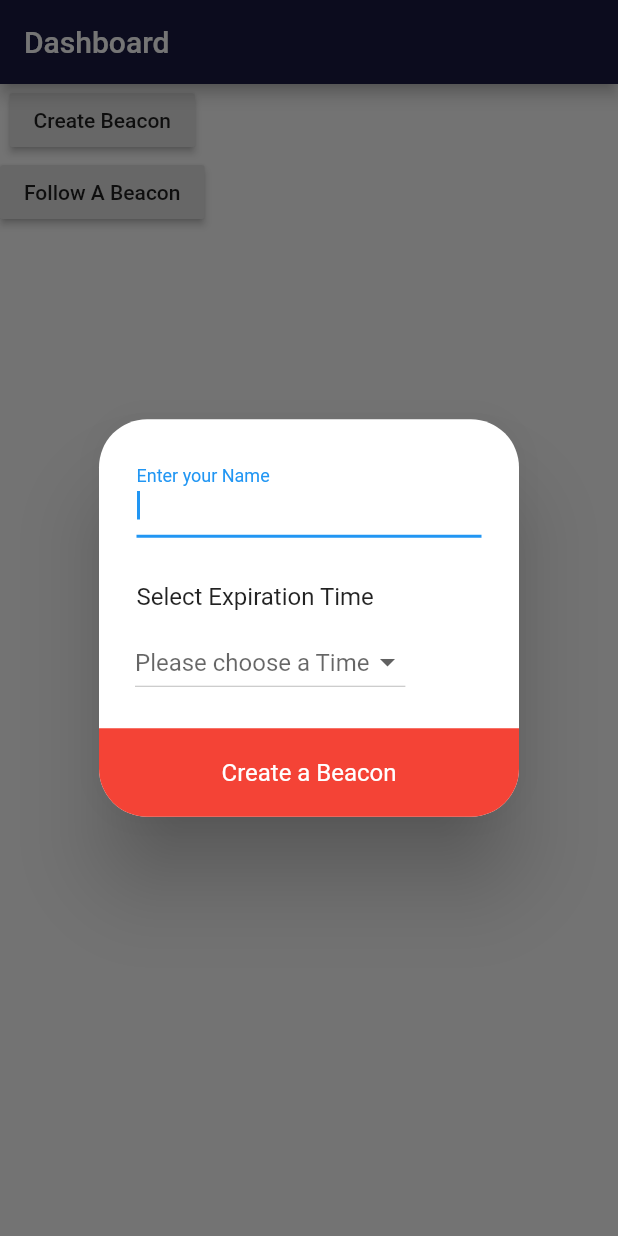
After one commit to sharmajsr/Beacon-Flutter-App, a Flutter app: the screen it shows after launch, after a tap on "Create Beacon", on a phone screen of 412 x 824 dp. The commit adds this screen. Run offline on Flutter 3.47's test engine with Material 2 defaults, Android fonts, the phone set to English and light mode, and no system bars; our stand-ins replace cloud_firestore, firebase_auth, firebase_database, flutter_screenutil, flutter_time_picker_spinner, google_maps_flutter and 6 more; accounts and stored records are empty.

Commit message:
1. Dashboard changed 2. Create a Beacon             1. Expiration Duration with Name 3. Map Page             1. Expiration Time can be edited             2. Text share to other apps

```diff
--- a/lib/main.dart
+++ b/lib/main.dart
@@ -1,3 +1,4 @@
+import 'package:beacon_flutter/ui/Dashboard.dart';
 import 'package:beacon_flutter/ui/Login.dart';
 import 'package:flutter/material.dart';
 
@@ -11,9 +12,10 @@ class MyApp extends StatelessWidget {
       debugShowCheckedModeBanner: false,
       title: 'Flutter Demo',
       theme: ThemeData(
-        primarySwatch: Colors.blue,
+        primaryColor: Color(0xff1A1B41),
+        //primarySwatch: Colors.blue,
       ),
-      home: Login(),
+      home: Dashboard(),
     );
   }
 }
--- /dev/null
+++ b/lib/ui/Dashboard.dart
@@ -0,0 +1,265 @@
+import 'package:beacon_flutter/ui/ShareLocation.dart';
+import 'package:firebase_database/firebase_database.dart';
+import 'package:flutter/material.dart';
+import 'package:flutter/services.dart';
+import 'package:flutter_time_picker_spinner/flutter_time_picker_spinner.dart';
+import 'package:location/location.dart';
+import 'package:random_string/random_string.dart';
+
+class Dashboard extends StatefulWidget {
+  @override
+  _DashboardState createState() => _DashboardState();
+}
+
+class _DashboardState extends State<Dashboard> {
+  Map data;
+  String code;
+  final databaseInstance = FirebaseDatabase.instance;
+  DateTime _dateTime;
+  DateTime expiringAt;
+  LocationData currentLocation;
+  String uid;
+  TextEditingController nameController=TextEditingController();
+  List<String> timeDuration = ['15 minutes', '30 minutes' , '1 hour', '3 hour']; // Option 2
+  String selectedTime; //
+  @override
+  void initState() {
+    super.initState();
+
+    getMyLcoation();
+  }
+
+  void getMyLcoation() async {
+    try {
+      var location = new Location();
+      currentLocation = await location.getLocation();
+      print('Got the Location $currentLocation \n\n');
+    } on PlatformException catch (e) {
+      if (e.code == 'PERMISSION_DENIED') {
+        // error = 'Permission denied';
+      }
+    }
+  }
+
+  @override
+  Widget build(BuildContext context) {
+    return Scaffold(
+      appBar: AppBar(
+        title: Text('Dashboard'),
+      ),
+      body: Column(
+        children: <Widget>[
+          RaisedButton(
+            onPressed: () {
+              choiceDialog(context);
+            },
+            child: Text('Create Beacon'),
+          ),
+          RaisedButton(
+            onPressed: () {
+              // _asyncInputDialog(context)
+            },
+            child: Text('Follow A Beacon'),
+          ),
+        ],
+      ),
+    );
+  }
+
+  Future<String> choiceDialog(BuildContext context) async {
+    String passKey = '';
+    bool validateKey = false;
+
+    return showDialog<String>(
+      context: context,
+      // barrierDismissible: false, // dialog is dismissible with a tap on the barrier
+      builder: (BuildContext context) {
+        return StatefulBuilder(
+          builder: (context, setState) {
+            return AlertDialog(
+              shape: RoundedRectangleBorder(
+                  borderRadius: BorderRadius.all(Radius.circular(32.0))),
+              contentPadding: EdgeInsets.only(top: 20.0),
+              //  title: Text('PassKey for ${data['name']}'),
+              content: Column(
+                mainAxisSize: MainAxisSize.min,
+                crossAxisAlignment: CrossAxisAlignment.start,
+                children: <Widget>[
+                  Padding(
+                    padding: const EdgeInsets.symmetric(horizontal: 25.0),
+                    child: TextField(
+                      autofocus: true,
+                      decoration: InputDecoration(
+                        labelText: 'Enter your Name',
+                        errorText:
+                            validateKey ? "Please enter your name" : null,
+                      ),
+                     controller: nameController,
+                    ),
+                  ),
+                  Container(
+                    height: 30,
+                  ),
+                  Padding(
+                    padding: const EdgeInsets.symmetric(horizontal: 25.0),
+                    child: Text(
+                      'Select Expiration Time',
+                      //  style: TextStyle(color: Colors.blue),
+                    ),
+                  ),
+                  Container(
+                    height: 10,
+                  ),
+                  Padding(
+                    padding: const EdgeInsets.symmetric(horizontal:24.0),
+                    child: DropdownButton(
+                      hint: Text('Please choose a Time'), // Not necessary for Option 1
+                      value: selectedTime,
+                      onChanged: (newValue) {
+                        setState(() {
+                          selectedTime = newValue;
+                        });
+                      },
+                      items: timeDuration.map((location) {
+                        return DropdownMenuItem(
+                          child: new Text(location),
+                          value: location,
+                        );
+                      }).toList(),
+                    ),
+                  ),
+//                  Flexible(
+//                    flex: 3,
+//                    child: TimePickerSpinner(
+//                      is24HourMode: false,
+//                      normalTextStyle:
+//                          TextStyle(fontSize: 24, color: Colors.black12),
+//                      highlightedTextStyle:
+//                          TextStyle(fontSize: 24, color: Colors.black),
+//                      spacing: 30,
+//                      itemHeight: 60,
+//                      isForce2Digits: true,
+//                      onTimeChange: (time) {
+//                        setState(() {
+//                          _dateTime = time;
+//                        });
+//                      },
+//                    ),
+//                  ),
+                  SizedBox(
+                    height: 20,
+                  ),
+                  InkWell(
+                    onTap: () {
+
+                       code=randomAlphaNumeric(10);
+                       if( selectedTime=='15 minutes')
+                        expiringAt=DateTime.now().add(Duration(minutes:15));
+                       else if( selectedTime=='30 minutes')
+                         expiringAt=DateTime.now().add(Duration(minutes:30));
+                       else if( selectedTime=='1 hour')
+                         expiringAt=DateTime.now().add(Duration(hours:1));
+                       else
+                         expiringAt=DateTime.now().add(Duration(hours:3));
+                        data={
+                         'name':'${nameController.text}',
+                          'latitude':'${currentLocation.latitude}',
+                          'longitude':'${currentLocation.longitude}',
+                          'startAt':'${DateTime.now()}',
+                          'expiringAt':'$expiringAt'
+                       };
+                        print(data);
+                      databaseInstance
+                          .reference()
+                          .child('locations/' + code)
+                          .set(data)
+                          .catchError((e) {
+                        print('Error at Storing value ' + e + '\n\n');
+                      });
+                      Navigator.push(
+                          context,
+                          MaterialPageRoute(
+                              builder: (context) => ShareLocation(
+                                  code,
+                                  currentLocation.latitude,
+                                  currentLocation.longitude,DateTime.now(),expiringAt)));
+                    },
+                    child: Container(
+                      width: double.infinity,
+                      padding: EdgeInsets.only(top: 20.0, bottom: 20.0),
+                      decoration: BoxDecoration(
+                        color: Colors.red,
+                        borderRadius: BorderRadius.only(
+                            bottomLeft: Radius.circular(32.0),
+                            bottomRight: Radius.circular(32.0)),
+                      ),
+                      child: Text(
+                        "Create a Beacon",
+                        style: TextStyle(color: Colors.white),
+                        textAlign: TextAlign.center,
+                      ),
+                    ),
+                  ),
+                ],
+              ),
+            );
+          },
+        );
+      },
+    );
+  }
+}
+
+Future<String> _asyncInputDialog(BuildContext context, Map data) async {
+  String passKey = '';
+  bool validateKey = false;
+
+  return showDialog<String>(
+    context: context,
+    // barrierDismissible: false, // dialog is dismissible with a tap on the barrier
+    builder: (BuildContext context) {
+      return StatefulBuilder(
+        builder: (context, setState) {
+          return AlertDialog(
+            //  title: Text('PassKey for ${data['name']}'),
+            content: new Row(
+              children: <Widget>[
+                new Expanded(
+                    child: new TextField(
+                  autofocus: true,
+                  decoration: new InputDecoration(
+                    labelText: 'Enter the PassKey',
+                    hintText: 'e.g. 34ZK2',
+                    errorText: validateKey ? "Incorrect PassKey" : null,
+                  ),
+                  onChanged: (value) {
+                    passKey = value;
+                  },
+                ))
+              ],
+            ),
+            actions: <Widget>[
+              FlatButton(
+                child: Text('Ok'),
+                onPressed: () {
+                  print('PassKey from Database ${data['passkey']}');
+                  if (passKey == data['passkey']) {
+                    Navigator.of(context).pop(passKey);
+//                    Navigator.push(
+//                        context,
+//                        MaterialPageRoute(
+//                            builder: (context) =>
+//                                LocationTracker(data['uid'])));
+                  } else {
+                    validateKey = true;
+                    setState(() {});
+                  }
+                },
+              ),
+            ],
+          );
+        },
+      );
+    },
+  );
+}
--- a/pubspec.yaml
+++ b/pubspec.yaml
@@ -34,6 +34,8 @@ dependencies:
   flutter_screenutil: ^0.4.2
   cloud_firestore: ^0.13.4+1
   random_string: ^2.0.1
+  flutter_time_picker_spinner: ^1.0.6
+  share: ^0.6.3+6
 
 dev_dependencies:
   flutter_test:
```
Also changed, not shown: lib/ui/ShareLocation.dart (+206 -73 lines), lib/ui/SignUp.dart (+3 -10 lines), lib/ui/UsersPage.dart (+23 -20 lines), pubspec.lock.
